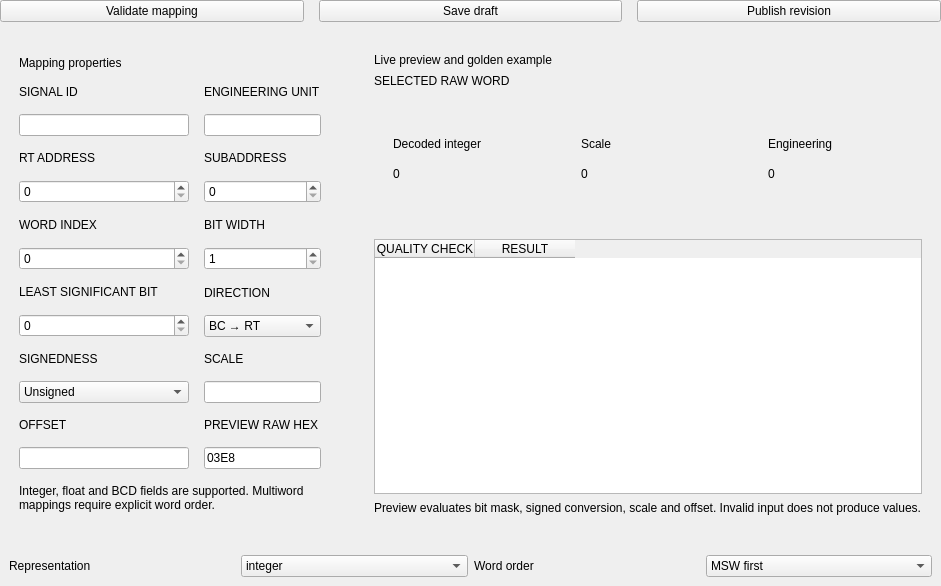
Old version of the form apps/desktop/forms/icd_editor_page.ui in the repository techmigosglobal/DA-AeroTrace1553.
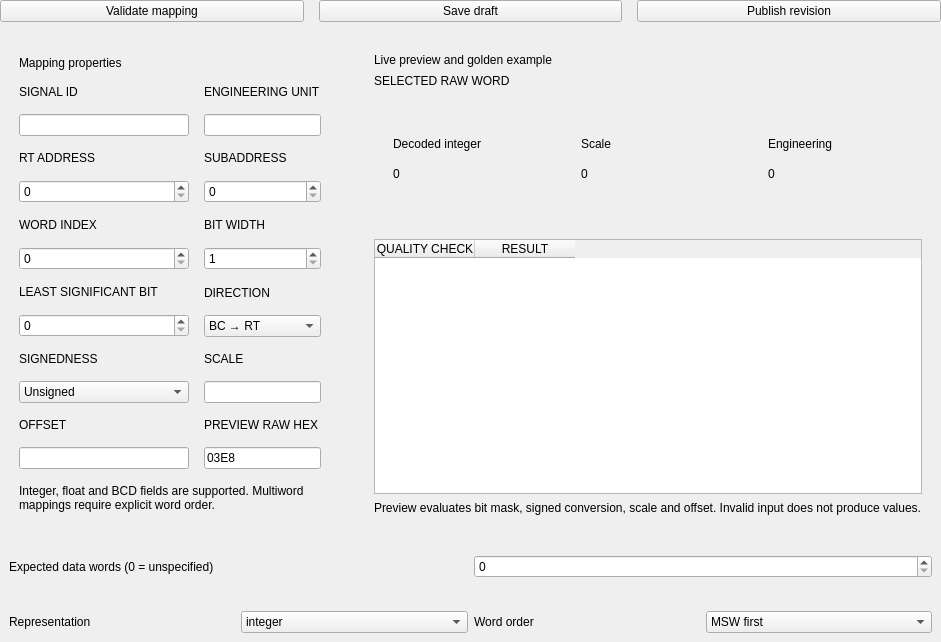
New version of the form.

Patch:
```diff
--- a/apps/desktop/forms/icd_editor_page.ui
+++ b/apps/desktop/forms/icd_editor_page.ui
@@ -1048,6 +1048,14 @@
      </layout>
     </widget>
    </item>
+   <item>
+    <widget class="QWidget" name="expectedCountRow">
+     <layout class="QHBoxLayout" name="expectedCountLayout">
+      <item><widget class="QLabel" name="expectedCountLabel"><property name="text"><string>Expected data words (0 = unspecified)</string></property><property name="buddy"><cstring>expectedWordCount</cstring></property></widget></item>
+      <item><widget class="QSpinBox" name="expectedWordCount"><property name="accessibleName"><string>Expected data word count; zero means unspecified</string></property><property name="maximum"><number>32</number></property></widget></item>
+     </layout>
+    </widget>
+   </item>
    <item>
     <widget class="QWidget" name="numericOptions">
      <layout class="QHBoxLayout" name="numericOptionsLayout">
```
